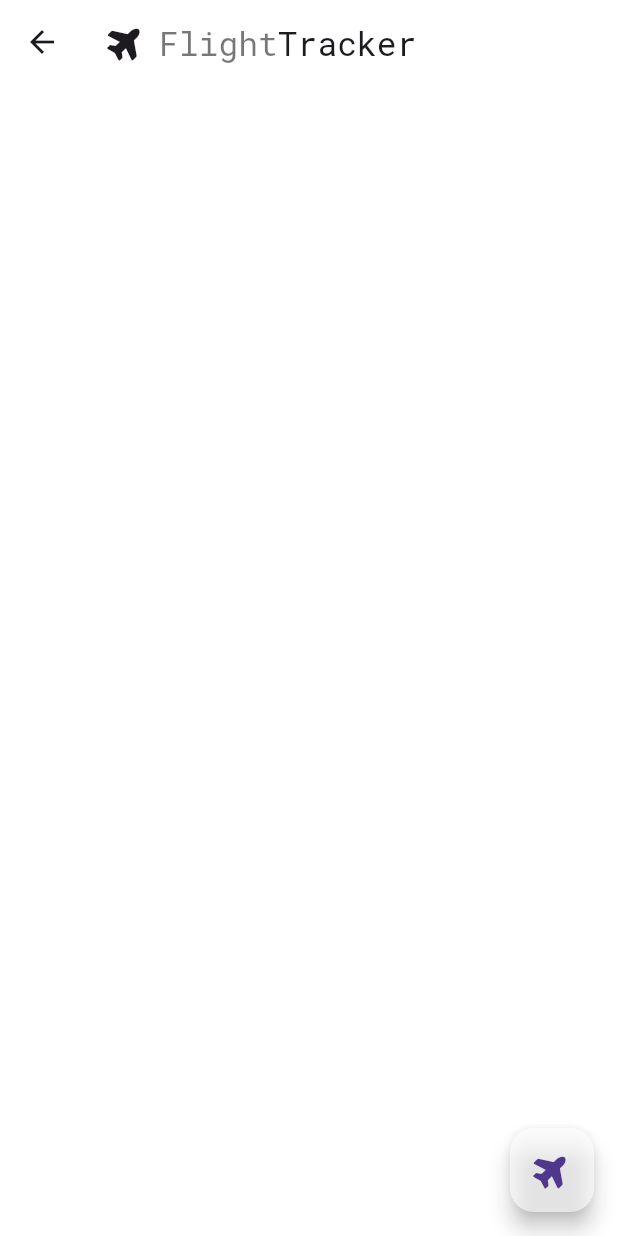
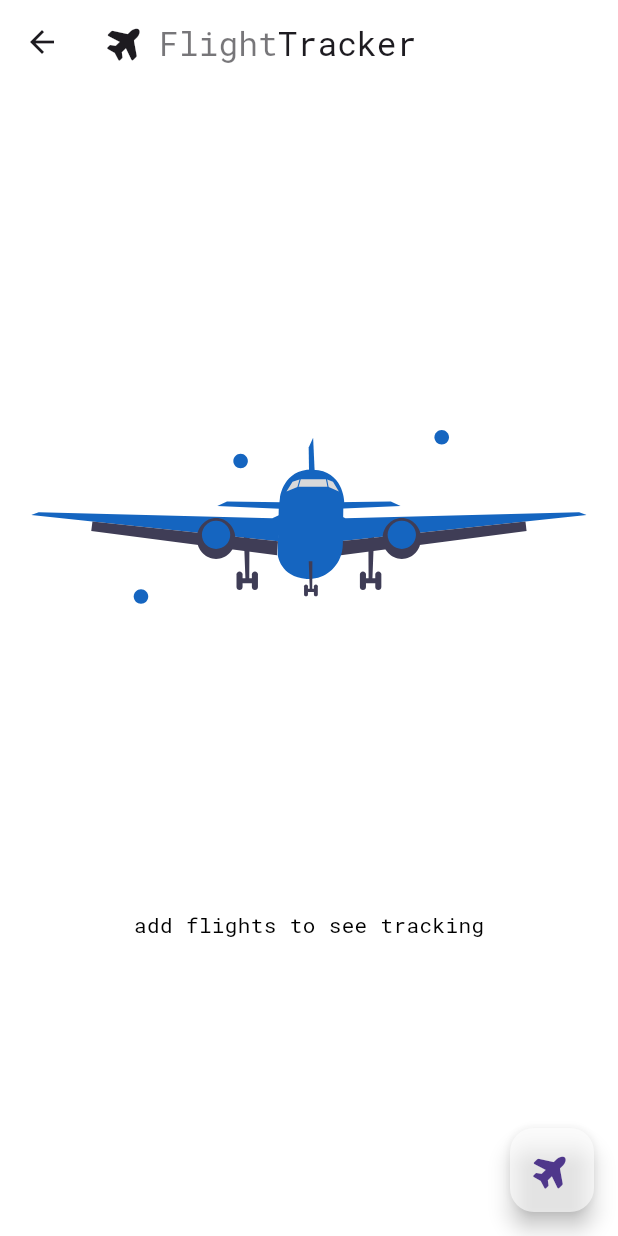
Before and after one commit to BrachettaMatteo/flight_tracker_app, a Flutter app: the HomePage screen opened by its route, on a phone screen of 412 x 824 dp. Run offline on Flutter 3.47's test engine with Material 2 defaults, Android fonts, the phone set to English and light mode, and no system bars; our stand-ins replace auto_size_text, bloc, equatable, flutter_bloc, flutter_svg, font_awesome_flutter and 2 more; accounts and stored records are empty.

Commit message:
fix bug #2

```diff
--- a/lib/Application/Presentation/home_page.dart
+++ b/lib/Application/Presentation/home_page.dart
@@ -1,5 +1,3 @@
-import 'dart:developer';
-
 import 'package:flight_tracker/application/presentation/components/element_list_flight.dart';
 import 'package:flutter/material.dart';
 import 'package:flutter_bloc/flutter_bloc.dart';
@@ -23,12 +21,10 @@ class HomePage extends StatelessWidget {
           child: BlocConsumer<FlightTrackerBloc, FlightTrackerState>(
         listenWhen: (previous, current) =>
             previous != current &&
-            (current is FlightTrackerStateStatus ||
+            (current is FlightTrackerStateFlightDeletedStatus ||
                 current is FlightTrackerStateFlightUpdate),
         listener: (context, state) {
-          log("check listen");
-          if (state is FlightTrackerStateStatus) {
-            log("call status: ${state.message} -> ${state.status}");
+          if (state is FlightTrackerStateFlightDeletedStatus) {
             ScaffoldMessenger.of(context).showSnackBar(UtilityUI.snackBar(
                 status: state.status, message: state.message));
           }
@@ -44,7 +40,11 @@ class HomePage extends StatelessWidget {
             if (state.future.isEmpty &&
                 state.past.isEmpty &&
                 state.today.isEmpty) {
-              _emptyFlights(context);
+              return CustomScrollView(slivers: <Widget>[
+                UtilityUI.appBarCustom(
+                    context: context, title1: "Flight", title2: "Tracker"),
+                _emptyFlights(context)
+              ]);
             }
             return CustomScrollView(slivers: <Widget>[
               UtilityUI.appBarCustom(
@@ -88,7 +88,8 @@ class HomePage extends StatelessWidget {
     return [const SliverToBoxAdapter(child: SizedBox())];
   }
 
-  _emptyFlights(BuildContext context) => Center(
+  _emptyFlights(BuildContext context) => SliverFillRemaining(
+        child: Center(
           child: Column(
             mainAxisAlignment: MainAxisAlignment.spaceEvenly,
             children: [
@@ -96,8 +97,9 @@ class HomePage extends StatelessWidget {
                 "asset/img/splash1.svg",
                 width: MediaQuery.of(context).size.width * 0.9,
               ),
-            const Text("add flights to see the progress"),
+              const Text("add flights to see tracking"),
             ],
+          ),
         ),
       );
 }
--- a/lib/Application/business_logic/bloc/flight_tracker_state.dart
+++ b/lib/Application/business_logic/bloc/flight_tracker_state.dart
@@ -26,11 +26,23 @@ class FlightTrackerStateFlightUpdate extends FlightTrackerState {
   List<Object?> get props => [flight];
 }
 
-class FlightTrackerStateStatus extends FlightTrackerState {
+class FlightTrackerStateFlightAddedStatus extends FlightTrackerState {
   final String message;
   final Status status;
 
-  FlightTrackerStateStatus({this.message = "", this.status = Status.notStatus});
+  FlightTrackerStateFlightAddedStatus(
+      {this.message = "", this.status = Status.notStatus});
+
+  @override
+  List<Object?> get props => [message, status];
+}
+
+class FlightTrackerStateFlightDeletedStatus extends FlightTrackerState {
+  final String message;
+  final Status status;
+
+  FlightTrackerStateFlightDeletedStatus(
+      {this.message = "", this.status = Status.notStatus});
 
   @override
   List<Object?> get props => [message, status];
```
Also changed, not shown: lib/Application/Presentation/add_flight_page.dart (+21 -5 lines), lib/Application/Presentation/components/element_list_flight.dart (+1 -8 lines), lib/Application/business_logic/bloc/flight_tracker_bloc.dart (+5 -9 lines), 1 other file. Lines whose indentation alone changed are shown as unchanged.
